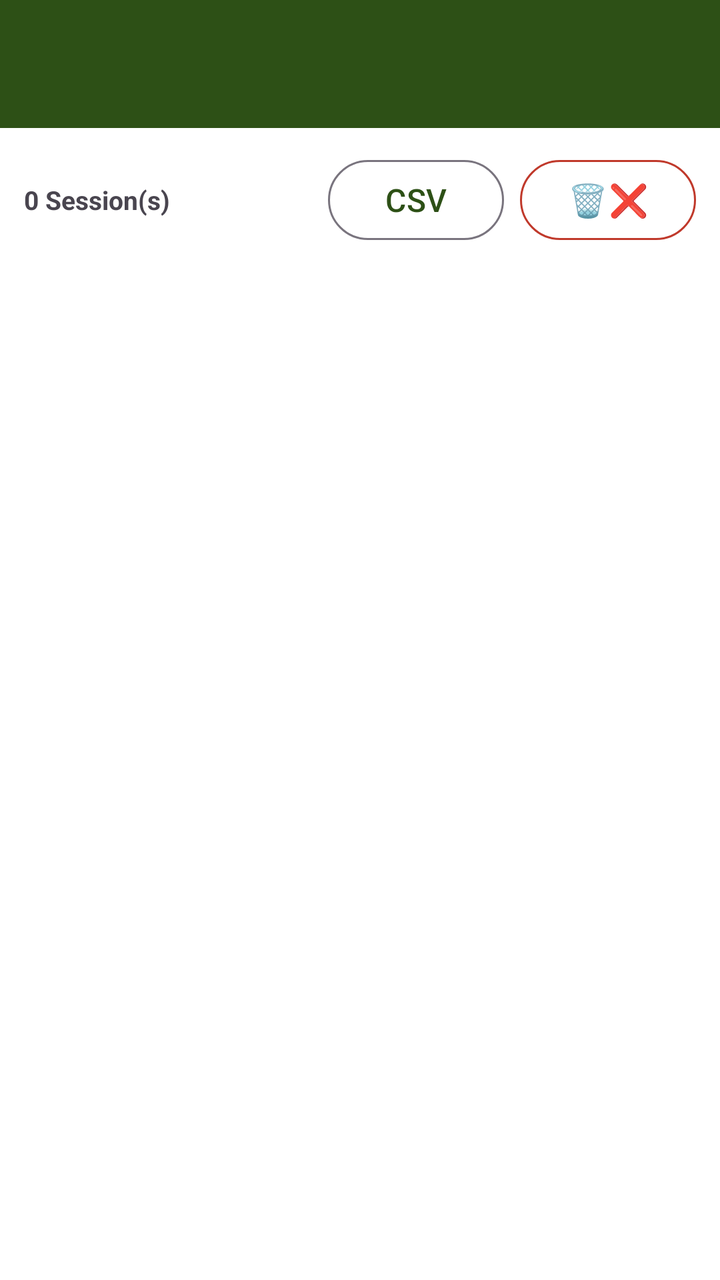
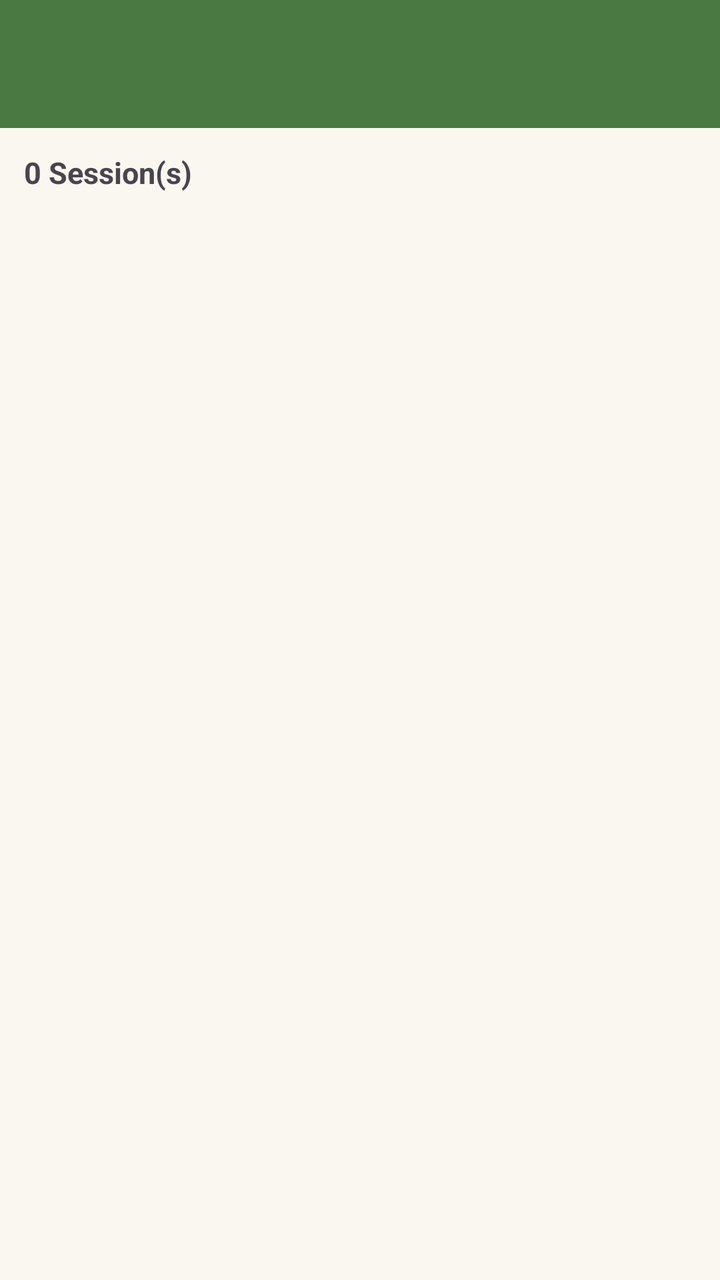

Screens rendered from an Android XML layout before and after an edit, with the pre-edit source and the edit as a unified diff.
<!-- AndroidManifest.xml: activity theme Theme.HundeWildnis -->
<!-- res/layout/activity_interval_timer_history.xml -->
<?xml version="1.0" encoding="utf-8"?>
<androidx.coordinatorlayout.widget.CoordinatorLayout
    xmlns:android="http://schemas.android.com/apk/res/android"
    xmlns:app="http://schemas.android.com/apk/res-auto"
    android:layout_width="match_parent"
    android:layout_height="match_parent">

    <LinearLayout
        android:layout_width="match_parent"
        android:layout_height="match_parent"
        android:orientation="vertical"
        android:paddingBottom="80dp"
        app:layout_behavior="@string/appbar_scrolling_view_behavior">

        
        <LinearLayout
            android:layout_width="match_parent"
            android:layout_height="wrap_content"
            android:orientation="horizontal"
            android:gravity="center_vertical"
            android:padding="@dimen/padding_large">

            <TextView
                android:id="@+id/tvCount"
                android:layout_width="0dp"
                android:layout_height="wrap_content"
                android:layout_weight="1"
                android:text="0 Session(s)"
                android:textSize="@dimen/text_body_medium"
                android:textStyle="bold" />

            <com.google.android.material.button.MaterialButton
                android:id="@+id/btnExportCsv"
                style="@style/Widget.Material3.Button.OutlinedButton"
                android:layout_width="wrap_content"
                android:layout_height="wrap_content"
                android:layout_marginEnd="8dp"
                android:text="CSV"
                android:textSize="@dimen/text_label_small" />

            <com.google.android.material.button.MaterialButton
                android:id="@+id/btnDeleteAll"
                style="@style/Widget.Material3.Button.OutlinedButton"
                android:layout_width="wrap_content"
                android:layout_height="wrap_content"
                android:text="🗑❌"
                android:textColor="#C0392B"
                app:strokeColor="#C0392B"
                android:textSize="@dimen/text_label_small" />

        </LinearLayout>

        
        <TextView
            android:id="@+id/tvEmpty"
            android:layout_width="match_parent"
            android:layout_height="wrap_content"
            android:text="Noch keine Timer-Sessions aufgezeichnet."
            android:textSize="@dimen/text_body_medium"
            android:textColor="?attr/colorOnSurfaceVariant"
            android:gravity="center"
            android:padding="@dimen/padding_xlarge"
            android:visibility="gone" />

        
        <androidx.recyclerview.widget.RecyclerView
            android:id="@+id/recyclerSessions"
            android:layout_width="match_parent"
            android:layout_height="0dp"
            android:layout_weight="1"
            android:clipToPadding="false"
            android:paddingHorizontal="@dimen/padding_large"
            android:paddingBottom="@dimen/padding_large" />

    </LinearLayout>

    <com.google.android.material.appbar.AppBarLayout
        android:id="@+id/appbar"
        android:layout_width="match_parent"
        android:layout_height="wrap_content"
        android:background="@color/green_primary">

        <com.google.android.material.appbar.MaterialToolbar
            android:id="@+id/toolbar"
            android:layout_width="match_parent"
            android:layout_height="?attr/actionBarSize"
            app:titleTextColor="@android:color/white" />

    </com.google.android.material.appbar.AppBarLayout>

</androidx.coordinatorlayout.widget.CoordinatorLayout>
<!-- resources referenced by this layout -->
<resources>
  <color name="green_primary">#2d5016</color>
  <dimen name="padding_large">16dp</dimen>
  <dimen name="padding_xlarge">24dp</dimen>
  <dimen name="text_body_medium">14sp</dimen>
  <dimen name="text_label_small">12sp</dimen>
  <style name="Theme.HundeWildnis" parent="Base.Theme.HundeWildnis" />
  <style name="Base.Theme.HundeWildnis" parent="Theme.Material3.Light.NoActionBar">
          
          <item name="materialButtonStyle">@style/Widget.App.Button</item>
  
          <item name="colorPrimary">#2d5016</item>
          <item name="colorPrimaryVariant">#1a3009</item>
          <item name="colorOnPrimary">#FFFFFF</item>
          <item name="colorSecondary">#6b8e4e</item>
          <item name="colorSecondaryVariant">#4a6135</item>
          <item name="colorOnSecondary">#000000</item>
          <item name="android:statusBarColor">@android:color/transparent</item>
          <item name="android:navigationBarColor">@android:color/transparent</item>
          <item name="android:windowDrawsSystemBarBackgrounds">true</item>
          <item name="android:windowLightStatusBar">true</item>
          <item name="android:windowLightNavigationBar" tools:targetApi="27">true</item>
          <item name="android:enforceNavigationBarContrast" tools:targetApi="q">false</item>
          <item name="android:enforceStatusBarContrast" tools:targetApi="q">false</item>
  
          
          <item name="colorAccent">#2d5016</item>
          <item name="android:textColorPrimary">#000000</item>
  
          
          <item name="materialAlertDialogTheme">@style/AlertDialogTheme</item>
          <item name="alertDialogTheme">@style/AlertDialogTheme</item>
  
          
          <item name="actionMenuTextColor">#FFFFFF</item>
          <item name="actionOverflowButtonStyle">@style/Widget.App.Overflow</item>
  
          
          <item name="android:windowBackground">#FFFFFF</item>
          <item name="android:colorBackground">#FFFFFF</item>
      </style>
  <style name="Widget.App.Overflow" parent="Widget.AppCompat.ActionButton.Overflow">
          <item name="android:src">@drawable/ic_menu_hamburger</item>
      </style>
  <dimen name="text_button_large">20sp</dimen>
  <style name="DialogButtonStyle.Light" parent="Widget.Material3.Button.TextButton.Dialog">
          
          <item name="android:textColor">#2d5016</item>
  
          
          <item name="android:textSize">13sp</item>
          <item name="android:textAllCaps">false</item>
          <item name="android:maxLines">2</item>
          <item name="android:singleLine">false</item>
          <item name="android:ellipsize">none</item>
          <item name="autoSizeTextType">uniform</item>
          <item name="autoSizeMinTextSize">10sp</item>
          <item name="autoSizeMaxTextSize">16sp</item>
  
          
          <item name="android:paddingStart">2dp</item>
          <item name="android:paddingEnd">2dp</item>
          <item name="android:minWidth">0dp</item>
          <item name="android:insetLeft">0dp</item>
          <item name="android:insetRight">0dp</item>
          <item name="android:insetTop">0dp</item>
          <item name="android:insetBottom">0dp</item>
  
          
          <item name="backgroundTint">@android:color/transparent</item>
  
          
          <item name="rippleColor">#332d5016</item>
      </style>
  <style name="Widget.App.ButtonBar" parent="Widget.AppCompat.ButtonBar.AlertDialog">
          <item name="android:padding">0dp</item>
      </style>
  <!-- drawable ic_menu_hamburger (drawable) -->
  <vector xmlns:android="http://schemas.android.com/apk/res/android"
      android:width="24dp"
      android:height="24dp"
      android:viewportWidth="24"
      android:viewportHeight="24">
      <path
          android:fillColor="#FFFFFF"
          android:pathData="M3,18h18v-2H3V18z M3,13h18v-2H3V13z M3,6v2h18V6H3z" />
  </vector>
  <!-- unchanged entries left out for length: 2 -->
</resources>

<!-- the commit's change to res/layout/activity_interval_timer_history.xml (unified diff, before → after) -->
@@ -26,27 +26,16 @@
                 android:layout_height="wrap_content"
                 android:layout_weight="1"
                 android:text="0 Session(s)"
-                android:textSize="@dimen/text_body_medium"
+                android:textSize="15sp"
                 android:textStyle="bold" />
 
-            <com.google.android.material.button.MaterialButton
-                android:id="@+id/btnExportCsv"
-                style="@style/Widget.Material3.Button.OutlinedButton"
+            <androidx.recyclerview.widget.RecyclerView
+                android:id="@+id/gridHistoryActions"
                 android:layout_width="wrap_content"
                 android:layout_height="wrap_content"
-                android:layout_marginEnd="8dp"
-                android:text="CSV"
-                android:textSize="@dimen/text_label_small" />
-
-            <com.google.android.material.button.MaterialButton
-                android:id="@+id/btnDeleteAll"
-                style="@style/Widget.Material3.Button.OutlinedButton"
-                android:layout_width="wrap_content"
-                android:layout_height="wrap_content"
-                android:text="🗑❌"
-                android:textColor="#C0392B"
-                app:strokeColor="#C0392B"
-                android:textSize="@dimen/text_label_small" />
+                android:nestedScrollingEnabled="false"
+                app:layoutManager="androidx.recyclerview.widget.GridLayoutManager"
+                app:spanCount="2" />
 
         </LinearLayout>
 
<!-- resource entries referenced after the edit -->
@@ -1,23 +1,21 @@
 <!-- resources referenced by this layout -->
 <resources>
-  <color name="green_primary">#2d5016</color>
+  <color name="green_primary">@color/rd_group3_accent_light</color>
   <dimen name="padding_large">16dp</dimen>
   <dimen name="padding_xlarge">24dp</dimen>
   <dimen name="text_body_medium">14sp</dimen>
-  <dimen name="text_label_small">12sp</dimen>
   <style name="Theme.HundeWildnis" parent="Base.Theme.HundeWildnis" />
+  <color name="rd_group3_accent_light">#4A7A42</color>
   <style name="Base.Theme.HundeWildnis" parent="Theme.Material3.Light.NoActionBar">
           
           <item name="materialButtonStyle">@style/Widget.App.Button</item>
   
-          <item name="colorPrimary">#2d5016</item>
-          <item name="colorPrimaryVariant">#1a3009</item>
-          <item name="colorOnPrimary">#FFFFFF</item>
-          <item name="colorSecondary">#6b8e4e</item>
-          <item name="colorSecondaryVariant">#4a6135</item>
-          <item name="colorOnSecondary">#000000</item>
-          <item name="android:statusBarColor">@android:color/transparent</item>
-          <item name="android:navigationBarColor">@android:color/transparent</item>
+          <item name="colorPrimary">@color/rd_bg_light</item>
+          <item name="colorOnPrimary">@color/rd_text_primary_light</item>
+          <item name="colorSecondary">@color/rd_group2_accent_light</item>
+          <item name="colorOnSecondary">#FFFFFF</item>
+          <item name="android:statusBarColor">@color/rd_bg_light</item>
+          <item name="android:navigationBarColor">@color/rd_bg_light</item>
           <item name="android:windowDrawsSystemBarBackgrounds">true</item>
           <item name="android:windowLightStatusBar">true</item>
           <item name="android:windowLightNavigationBar" tools:targetApi="27">true</item>
@@ -25,7 +23,7 @@
           <item name="android:enforceStatusBarContrast" tools:targetApi="q">false</item>
   
           
-          <item name="colorAccent">#2d5016</item>
+          <item name="colorAccent">@color/rd_group2_accent_light</item>
           <item name="android:textColorPrimary">#000000</item>
   
           
@@ -33,20 +31,23 @@
           <item name="alertDialogTheme">@style/AlertDialogTheme</item>
   
           
-          <item name="actionMenuTextColor">#FFFFFF</item>
+          <item name="actionMenuTextColor">@color/rd_text_primary_light</item>
           <item name="actionOverflowButtonStyle">@style/Widget.App.Overflow</item>
   
           
-          <item name="android:windowBackground">#FFFFFF</item>
-          <item name="android:colorBackground">#FFFFFF</item>
+          <item name="android:windowBackground">@color/rd_bg_light</item>
+          <item name="android:colorBackground">@color/rd_bg_light</item>
       </style>
+  <color name="rd_bg_light">#FAF7F0</color>
+  <color name="rd_text_primary_light">#2B2620</color>
+  <color name="rd_group2_accent_light">#8A7A1F</color>
   <style name="Widget.App.Overflow" parent="Widget.AppCompat.ActionButton.Overflow">
           <item name="android:src">@drawable/ic_menu_hamburger</item>
       </style>
   <dimen name="text_button_large">20sp</dimen>
   <style name="DialogButtonStyle.Light" parent="Widget.Material3.Button.TextButton.Dialog">
           
-          <item name="android:textColor">#2d5016</item>
+          <item name="android:textColor">?attr/colorSecondary</item>
   
           
           <item name="android:textSize">13sp</item>
